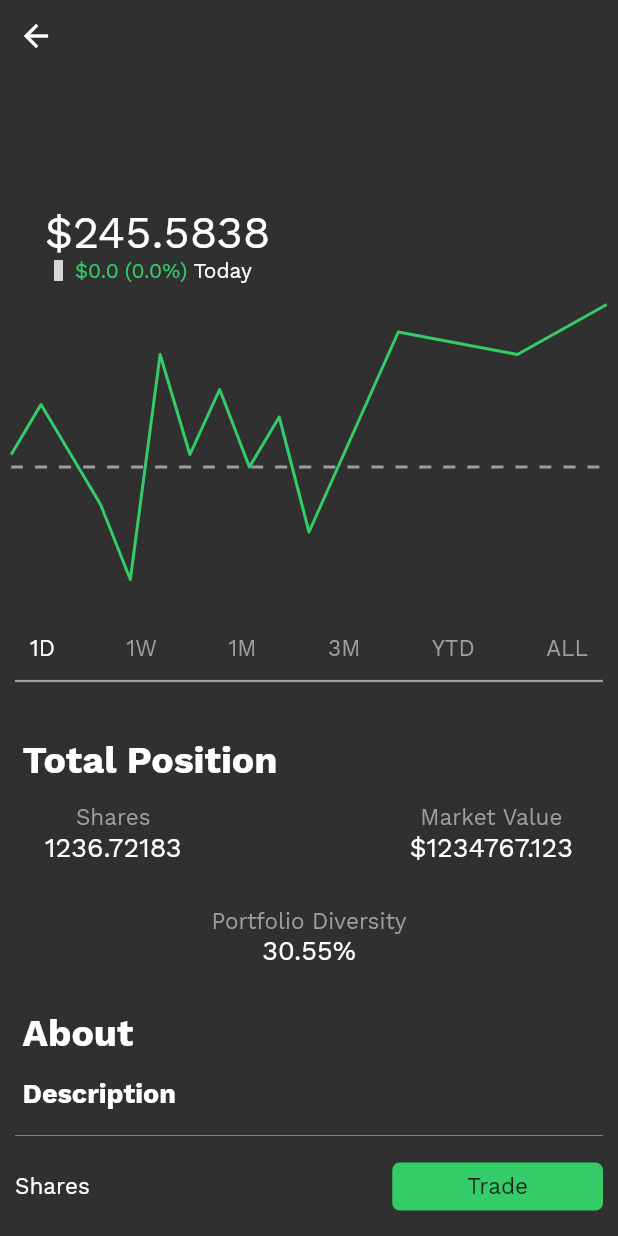
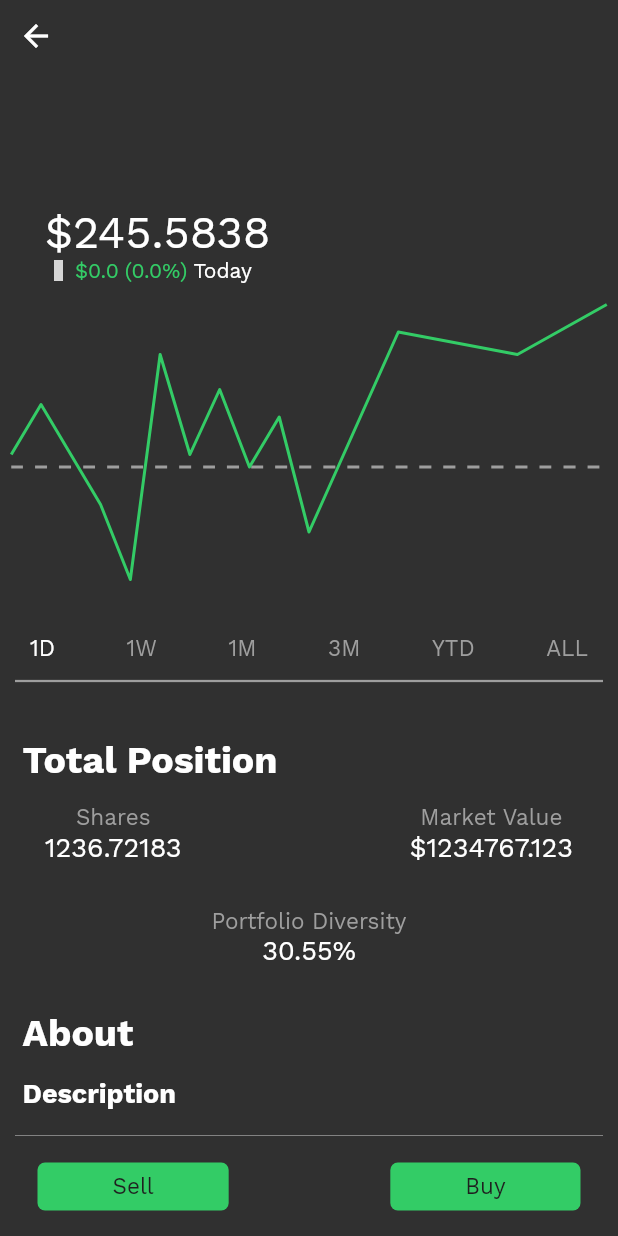
Before and after one commit to rbrunney/InvestEd, a Flutter app: the BasicStockInfo screen opened directly, on a phone screen of 412 x 824 dp. Run offline on Flutter 3.47's test engine with Material 2 defaults, Android fonts, the phone set to English and light mode, and no system bars; drawn by our look-alikes of fl_chart; our stand-ins replace flutter_vector_icons, page_transition; grey boxes are pictures that could not be loaded.

```diff
--- a/InvestEd/Front End/invested/lib/pages/stock/basic_stock_info.dart
+++ b/InvestEd/Front End/invested/lib/pages/stock/basic_stock_info.dart
@@ -1,5 +1,6 @@
 import 'package:fl_chart/fl_chart.dart';
 import 'package:flutter/material.dart';
+import 'package:invested/pages/stock/additional_info.dart';
 import 'package:invested/pages/stock/bottom_trade_bar.dart';
 import 'package:invested/pages/stock/stock_stat_row.dart';
 import 'package:invested/pages/stock/total_position.dart';
@@ -109,12 +110,16 @@ class _BasicStockInfoState extends State<BasicStockInfo> {
                         title: 'Stats',
                         fontSize: 18,
                       ),
+                      // Making Stat Table Here
                       const CustomDivider(),
                       const StatRow(rowName: "Open Price", rowData: "\$242.99"),
                       const StatRow(rowName: "Today's High", rowData: "\$247.99"),
                       const StatRow(rowName: "Today's Low", rowData: "\$241.11"),
                       const StatRow(rowName: "Today's Volume", rowData: "34620246"),
-                      const StatRow(rowName: "Dividend Per Share", rowData: "\$0.68")
+                      const StatRow(rowName: "Market Cap", rowData: "1842074858613.84"),
+                      const StatRow(rowName: "Dividend Per Share", rowData: "\$0.68"),
+                      // Adding additional info
+                      const AdditionalInformation()
                     ],
                   )
               )
--- a/InvestEd/Front End/invested/lib/pages/stock/bottom_trade_bar.dart
+++ b/InvestEd/Front End/invested/lib/pages/stock/bottom_trade_bar.dart
@@ -18,11 +18,23 @@ class BottomTradeBar extends StatelessWidget {
             children: [
               const CustomDivider(thickness: 0.5),
               Container(
-                margin: const EdgeInsets.symmetric(horizontal: 10),
+                margin: const EdgeInsets.symmetric(horizontal: 25),
                 child: Row(
                   children: [
-                    CustomText(
-                      text: "Shares",
+                    Container(
+                        margin: const EdgeInsets.symmetric(vertical: 10),
+                        padding: const EdgeInsets.symmetric(vertical: 7, horizontal: 50),
+                        decoration: BoxDecoration(
+                            color: Color(global_styling.LOGO_COLOR),
+                            borderRadius: BorderRadius.circular(5)
+                        ),
+                        child: InkWell(
+                            onTap: () {},
+                            child: CustomText(
+                              text: "Sell",
+                              color: Color(global_styling.GREY_LOGO_COLOR),
+                            )
+                        )
                     ),
                     const Spacer(),
                     Container(
@@ -35,7 +47,7 @@ class BottomTradeBar extends StatelessWidget {
                         child: InkWell(
                             onTap: () {},
                             child: CustomText(
-                              text: "Trade",
+                              text: "Buy",
                               color: Color(global_styling.GREY_LOGO_COLOR),
                             )
                         )
```
Also changed, not shown: InvestEd/Front End/invested/lib/pages/stock/additional_info.dart (added, +83 -0 lines), InvestEd/Time Tracker/tracker.json (+16 -0 lines).
